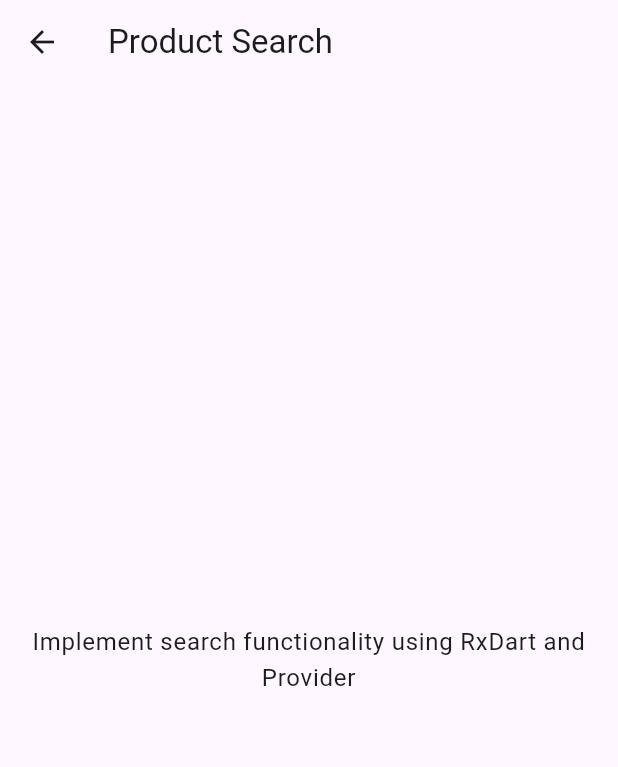
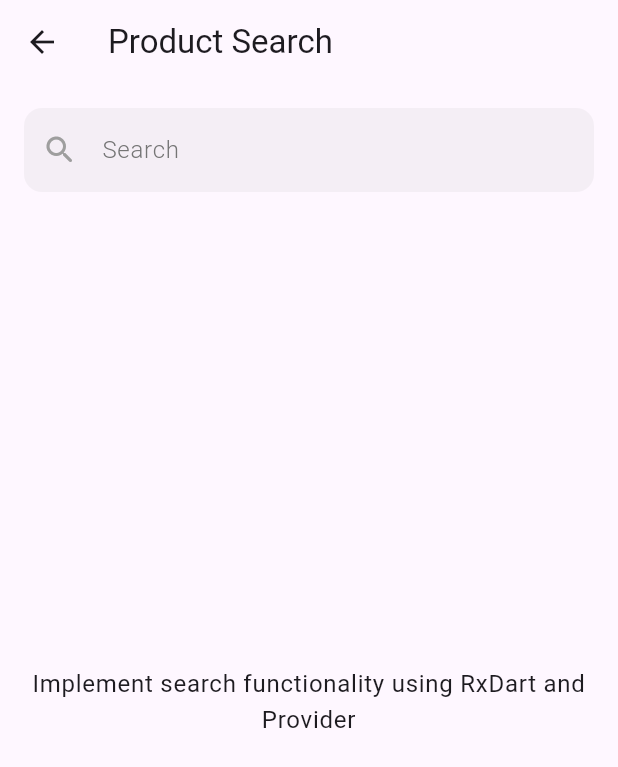
Before and after one commit to KameshDivantha/ishangavidusha-flutter_coding_test-1e349c8ff79d, a Flutter app: the SearchScreen screen opened by its route, on a phone screen of 412 x 824 dp. Shown: the top 767 px of the screen. Run offline on Flutter 3.47's test engine with Material 3 defaults, Android fonts, the phone set to English and light mode, and no system bars; our stand-ins replace rxdart; accounts and stored records are empty.

Commit message:
Add Textfield

```diff
--- a/lib/screens/search_screen.dart
+++ b/lib/screens/search_screen.dart
@@ -1,10 +1,14 @@
 import 'package:flutter/material.dart';
-import 'package:provider/provider.dart';
-import '../providers/search_provider.dart';
 
-class SearchScreen extends StatelessWidget {
+class SearchScreen extends StatefulWidget {
   const SearchScreen({super.key});
 
+  @override
+  State<SearchScreen> createState() => _SearchScreenState();
+}
+
+class _SearchScreenState extends State<SearchScreen> {
+  final TextEditingController _searchController = TextEditingController();
   @override
   Widget build(BuildContext context) {
     // TODO: Implement the search screen UI
@@ -23,7 +27,48 @@ class SearchScreen extends StatelessWidget {
         padding: const EdgeInsets.all(16.0),
         child: Column(
           children: [
-            // TODO: Implement the search TextField
+            TextField(
+              decoration: InputDecoration(
+                hintText: 'Search',
+                hintStyle: TextStyle(
+                  color: Colors.grey.shade600,
+                  fontWeight: FontWeight.w300,
+                ),
+                prefixIcon: Icon(
+                  Icons.search_rounded,
+                  color: Colors.grey.shade500,
+                  size: 24,
+                ),
+                filled: true,
+                fillColor: Colors.grey.withValues(alpha: 0.1),
+                contentPadding: const EdgeInsets.symmetric(
+                  vertical: 16,
+                  horizontal: 20,
+                ),
+                border: OutlineInputBorder(
+                  borderRadius: BorderRadius.circular(12),
+                  borderSide: BorderSide.none,
+                ),
+                enabledBorder: OutlineInputBorder(
+                  borderRadius: BorderRadius.circular(12),
+                  borderSide: BorderSide.none,
+                ),
+                focusedBorder: OutlineInputBorder(
+                  borderRadius: BorderRadius.circular(12),
+                  borderSide: BorderSide(
+                    color: Theme.of(context).primaryColor.withValues(alpha: 0.5),
+                    width: 1.5,
+                  ),
+                ),
+              ),
+              style: TextStyle(
+                fontSize: 16,
+                color: Colors.grey.shade800,
+                fontWeight: FontWeight.w400,
+              ),
+              textInputAction: TextInputAction.search,
+              onTapOutside: (_) => FocusScope.of(context).unfocus(),
+            ),
 
             // TODO: Implement the results ListView with appropriate states
             // - Loading state
```
